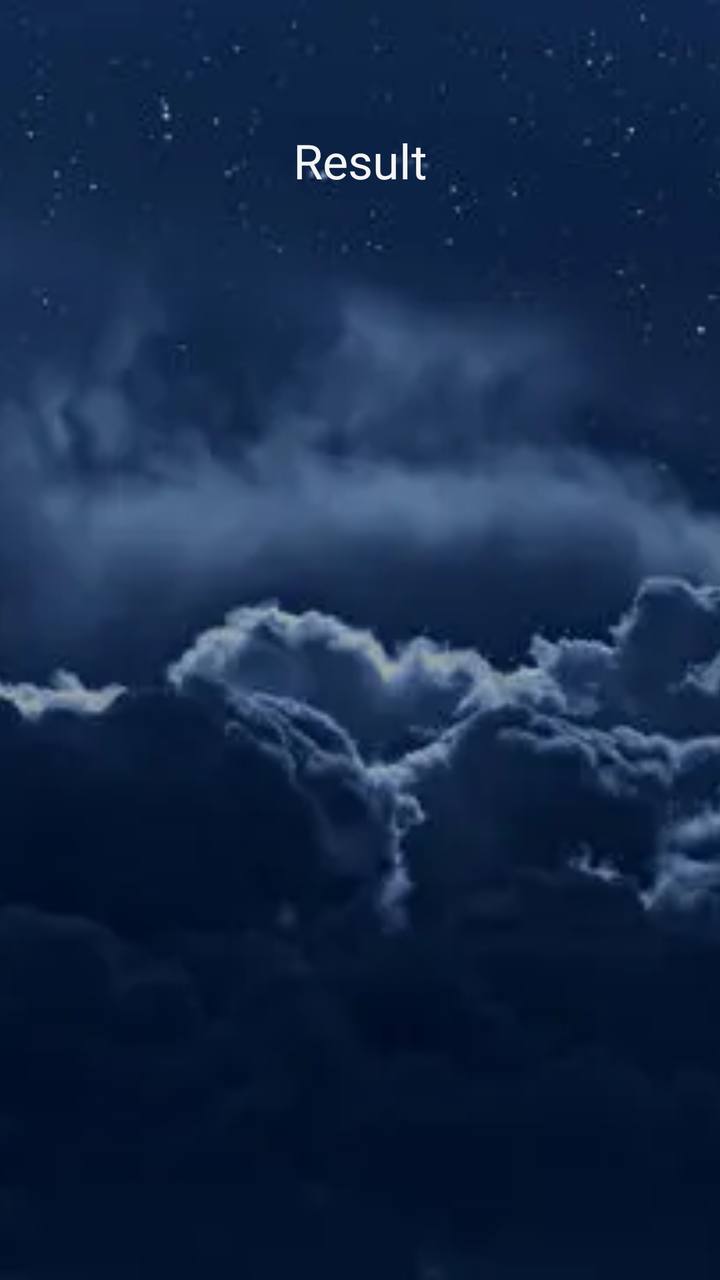
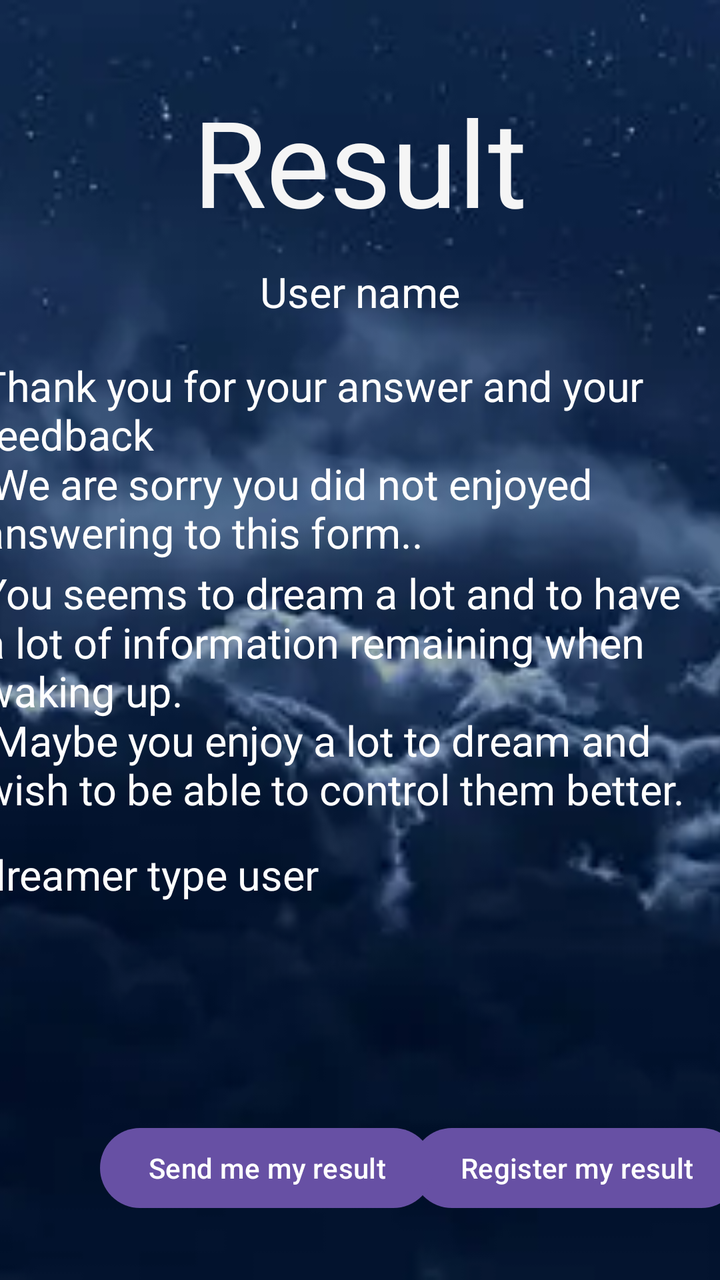

Compare the two renders of this Android layout. The source of the first and the diff that turns it into the second are given below.
<!-- AndroidManifest.xml: application theme Theme.ProjectIHM -->
<!-- res/layout/activity_main_result.xml -->
<?xml version="1.0" encoding="utf-8"?>
<androidx.constraintlayout.widget.ConstraintLayout xmlns:android="http://schemas.android.com/apk/res/android"
    xmlns:app="http://schemas.android.com/apk/res-auto"
    xmlns:tools="http://schemas.android.com/tools"
    android:id="@+id/main"
    android:layout_width="match_parent"
    android:layout_height="match_parent"
    tools:context=".MainResult">

    <ImageView
        android:id="@+id/imgBackgroung"
        android:layout_width="0dp"
        android:layout_height="0dp"
        android:scaleType="centerCrop"
        app:layout_constraintBottom_toBottomOf="parent"
        app:layout_constraintEnd_toEndOf="parent"
        app:layout_constraintHorizontal_bias="1.0"
        app:layout_constraintStart_toStartOf="parent"
        app:layout_constraintTop_toTopOf="parent"
        app:srcCompat="@drawable/nighth_sky" />

    <TextView
        android:id="@+id/textView"
        android:layout_width="wrap_content"
        android:layout_height="wrap_content"
        android:layout_marginTop="64dp"
        android:text="@string/result"
        android:textColor="#F5F5F5"
        android:textSize="24sp"
        app:layout_constraintEnd_toEndOf="parent"
        app:layout_constraintStart_toStartOf="parent"
        app:layout_constraintTop_toTopOf="@+id/imgBackgroung" />
</androidx.constraintlayout.widget.ConstraintLayout>
<!-- resources referenced by this layout -->
<resources>
  <!-- drawable nighth_sky: webp bitmap (drawable, 10298 bytes) -->
  <string name="result">Result</string>
  <style name="Theme.ProjectIHM" parent="Base.Theme.ProjectIHM" />
  <style name="Base.Theme.ProjectIHM" parent="Theme.Material3.DayNight.NoActionBar">
          
          
      </style>
</resources>

<!-- the commit's change to res/layout/activity_main_result.xml (unified diff, before → after) -->
@@ -14,9 +14,10 @@
         android:scaleType="centerCrop"
         app:layout_constraintBottom_toBottomOf="parent"
         app:layout_constraintEnd_toEndOf="parent"
-        app:layout_constraintHorizontal_bias="1.0"
+        app:layout_constraintHorizontal_bias="0.0"
         app:layout_constraintStart_toStartOf="parent"
         app:layout_constraintTop_toTopOf="parent"
+        app:layout_constraintVertical_bias="0.0"
         app:srcCompat="@drawable/nighth_sky" />
 
     <TextView
@@ -24,10 +25,91 @@
         android:layout_width="wrap_content"
         android:layout_height="wrap_content"
         android:layout_marginTop="64dp"
+        android:scaleX="2.5"
+        android:scaleY="2.5"
         android:text="@string/result"
         android:textColor="#F5F5F5"
         android:textSize="24sp"
         app:layout_constraintEnd_toEndOf="parent"
         app:layout_constraintStart_toStartOf="parent"
         app:layout_constraintTop_toTopOf="@+id/imgBackgroung" />
+
+    <TextView
+        android:id="@+id/userNameLabel"
+        android:layout_width="wrap_content"
+        android:layout_height="wrap_content"
+        android:layout_marginTop="40dp"
+        android:scaleX="1.5"
+        android:scaleY="1.5"
+        android:text="@string/userName"
+        android:textColor="@color/white"
+        app:layout_constraintEnd_toEndOf="parent"
+        app:layout_constraintStart_toStartOf="parent"
+        app:layout_constraintTop_toBottomOf="@+id/textView" />
+
+    <TextView
+        android:id="@+id/userSatisfaction"
+        android:layout_width="252dp"
+        android:layout_height="0dp"
+        android:layout_marginTop="40dp"
+        android:scaleX="1.5"
+        android:scaleY="1.5"
+        android:singleLine="false"
+        android:text="@string/unsatisfiedUser"
+        android:textAlignment="textStart"
+        android:textColor="@color/white"
+        app:layout_constraintEnd_toEndOf="@+id/imgBackgroung"
+        app:layout_constraintHorizontal_bias="0.497"
+        app:layout_constraintStart_toStartOf="parent"
+        app:layout_constraintTop_toBottomOf="@+id/userNameLabel" />
+
+    <TextView
+        android:id="@+id/degreeDreamerLabel"
+        android:layout_width="252dp"
+        android:layout_height="0dp"
+        android:layout_marginTop="40dp"
+        android:scaleX="1.5"
+        android:scaleY="1.5"
+        android:text="@string/BigDreamer"
+        android:textAlignment="textStart"
+        android:textColor="@color/white"
+        app:layout_constraintEnd_toEndOf="parent"
+        app:layout_constraintStart_toStartOf="parent"
+        app:layout_constraintTop_toBottomOf="@+id/userSatisfaction" />
+
+    <TextView
+        android:id="@+id/dreamerTypeUser"
+        android:layout_width="252dp"
+        android:layout_height="0dp"
+        android:layout_marginTop="40dp"
+        android:scaleX="1.5"
+        android:scaleY="1.5"
+        android:text="dreamer type user"
+        android:textColor="@color/white"
+        app:layout_constraintEnd_toEndOf="@+id/imgBackgroung"
+        app:layout_constraintHorizontal_bias="0.0"
+        app:layout_constraintStart_toStartOf="@+id/degreeDreamerLabel"
+        app:layout_constraintTop_toBottomOf="@+id/degreeDreamerLabel" />
+
+    <Button
+        android:id="@+id/registerResultBtn"
+        android:layout_width="wrap_content"
+        android:layout_height="wrap_content"
+        android:layout_marginBottom="32dp"
+        android:text="@string/registerResultBtn"
+        app:layout_constraintBottom_toBottomOf="parent"
+        app:layout_constraintEnd_toEndOf="parent"
+        app:layout_constraintStart_toEndOf="@+id/sendResultBtn" />
+
+    <Button
+        android:id="@+id/sendResultBtn"
+        android:layout_width="wrap_content"
+        android:layout_height="wrap_content"
+        android:layout_marginStart="50dp"
+        android:layout_marginBottom="32dp"
+        android:text="@string/sendResultBtn"
+        app:layout_constraintBottom_toBottomOf="parent"
+        app:layout_constraintEnd_toEndOf="parent"
+        app:layout_constraintHorizontal_bias="0.0"
+        app:layout_constraintStart_toStartOf="@+id/imgBackgroung" />
 </androidx.constraintlayout.widget.ConstraintLayout>
<!-- resource entries referenced after the edit -->
@@ -1,7 +1,13 @@
 <!-- resources referenced by this layout -->
 <resources>
+  <color name="white">#FFFFFFFF</color>
   <!-- drawable nighth_sky: webp bitmap (drawable, 10298 bytes) -->
+  <string name="BigDreamer">You seems to dream a lot and to have a lot of information remaining when waking up.\n Maybe you enjoy a lot to dream and wish to be able to control them better.</string>
+  <string name="registerResultBtn">Register my result</string>
   <string name="result">Result</string>
+  <string name="sendResultBtn">Send me my result</string>
+  <string name="unsatisfiedUser">Thank you for your answer and your feedback\n We are sorry you did not enjoyed answering to this form..</string>
+  <string name="userName">User name</string>
   <style name="Theme.ProjectIHM" parent="Base.Theme.ProjectIHM" />
   <style name="Base.Theme.ProjectIHM" parent="Theme.Material3.DayNight.NoActionBar">
           
